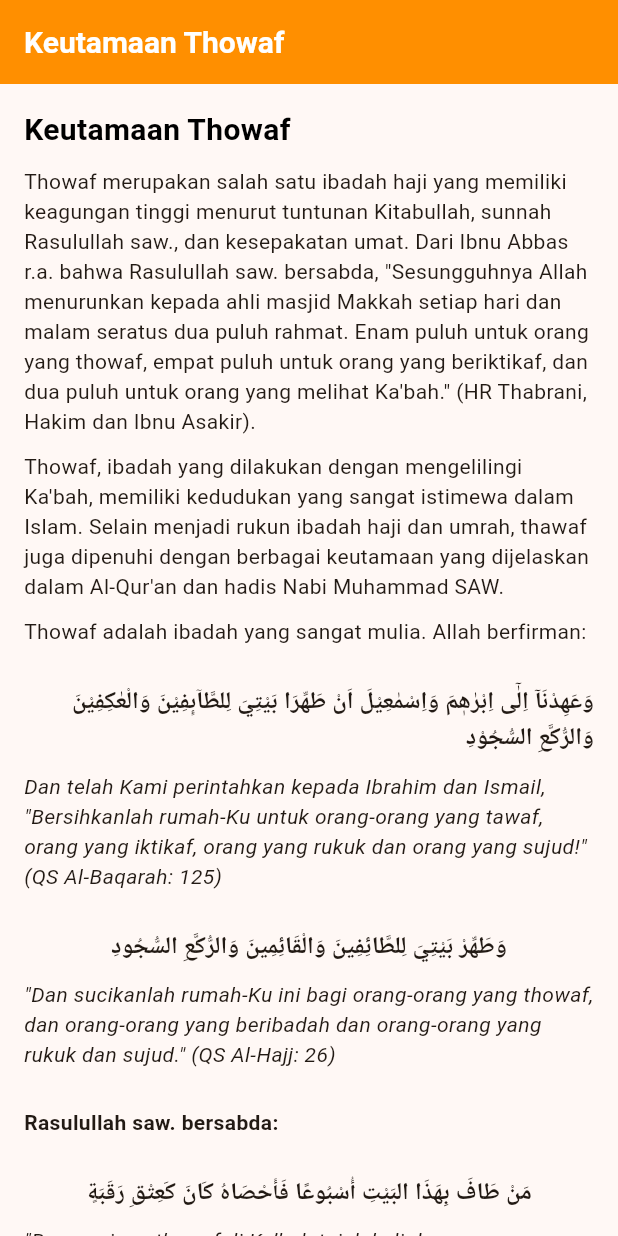
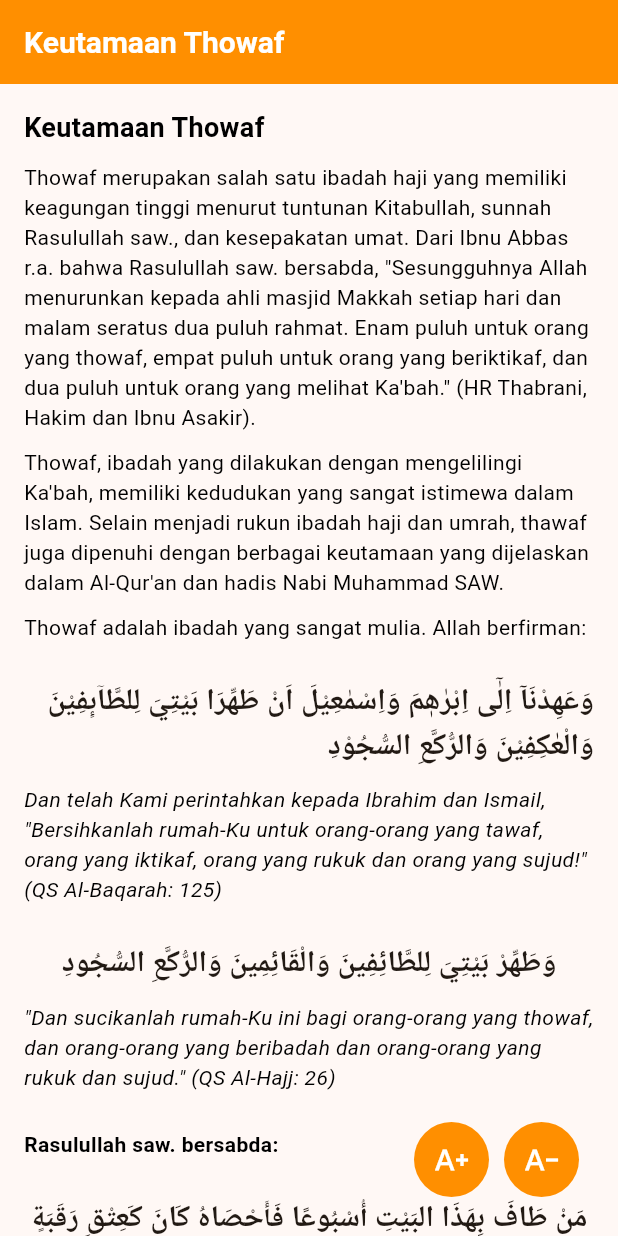
Before and after one commit to fikriymnn/ibadahku_mobile, a Flutter app: the KeutamaanThowaf screen opened directly, on a phone screen of 412 x 824 dp. Run offline on Flutter 3.47's test engine with Material 3 defaults, Android fonts, the phone set to English and light mode, and no system bars; our stand-ins replace another_flutter_splash_screen, device_info_plus, dio, flutter_local_notifications, flutter_svg, font_awesome_flutter and 7 more; missing offline and left inert: bulleted_list, dart:ffi, flutter_background_service, flutter_qiblah; accounts and stored records are empty.

Commit message:
add button change size text

```diff
--- a/lib/screens/home/fiqihUmroh/thowaf/keutamaanThowaf.dart
+++ b/lib/screens/home/fiqihUmroh/thowaf/keutamaanThowaf.dart
@@ -1,10 +1,13 @@
 import 'package:flutter/material.dart';
+import 'package:ibadahku_mobile/functions/upDownSize.dart';
+import 'package:ibadahku_mobile/widgets/buttonChangeSizeTextWidget.dart';
 
 import '../../../../constants/colors.dart';
 import '../../../../widgets/textWidgets.dart';
 
 class KeutamaanThowaf extends StatelessWidget {
-  const KeutamaanThowaf({super.key});
+  final ValueNotifier<upDownSize> upDownNotifier = ValueNotifier(upDownSize());
+  KeutamaanThowaf({super.key});
 
   @override
   Widget build(BuildContext context) {
@@ -33,19 +36,29 @@ class KeutamaanThowaf extends StatelessWidget {
               )),
         ], */
       ),
+      floatingActionButton: ButtonChangeSizeTextWidget(UppSize: () {
+        upDownNotifier.value.upSize();
+        upDownNotifier.notifyListeners();
+      }, DownSize: () {
+        upDownNotifier.value.downSize();
+        upDownNotifier.notifyListeners();
+      }),
       body: SizedBox(
         width: MediaQuery.of(context).size.width,
         height: MediaQuery.of(context).size.height,
-        child: const SingleChildScrollView(
+        child: SingleChildScrollView(
           child: Padding(
             padding: EdgeInsets.all(16.0),
-            child: Column(
+            child: ValueListenableBuilder(
+                valueListenable: upDownNotifier,
+                builder: (context, upDown, child) {
+                  return Column(
                     crossAxisAlignment: CrossAxisAlignment.start,
                     children: [
                       Text(
                         "Keutamaan Thowaf",
                         style: TextStyle(
-                    fontSize: 20,
+                          fontSize: upDown.sizeTitle,
                           color: blackColor,
                           fontWeight: FontWeight.bold,
                         ),
@@ -54,24 +67,41 @@ class KeutamaanThowaf extends StatelessWidget {
                         height: 10,
                       ),
                       Text(
-                    "Thowaf merupakan salah satu ibadah haji yang memiliki keagungan tinggi menurut tuntunan Kitabullah, sunnah Rasulullah saw., dan kesepakatan umat. Dari Ibnu Abbas r.a. bahwa Rasulullah saw. bersabda, \u0022Sesungguhnya Allah menurunkan kepada ahli masjid Makkah setiap hari dan malam seratus dua puluh rahmat. Enam puluh untuk orang yang thowaf, empat puluh untuk orang yang beriktikaf, dan dua puluh untuk orang yang melihat Ka'bah.\u0022 (HR Thabrani, Hakim dan Ibnu Asakir)."),
+                        "Thowaf merupakan salah satu ibadah haji yang memiliki keagungan tinggi menurut tuntunan Kitabullah, sunnah Rasulullah saw., dan kesepakatan umat. Dari Ibnu Abbas r.a. bahwa Rasulullah saw. bersabda, \u0022Sesungguhnya Allah menurunkan kepada ahli masjid Makkah setiap hari dan malam seratus dua puluh rahmat. Enam puluh untuk orang yang thowaf, empat puluh untuk orang yang beriktikaf, dan dua puluh untuk orang yang melihat Ka'bah.\u0022 (HR Thabrani, Hakim dan Ibnu Asakir).",
+                        style: TextStyle(
+                          fontSize: upDown.sizeText,
+                          color: blackColor,
+                        ),
+                      ),
                       SizedBox(
                         height: 10,
                       ),
                       Text(
-                    "Thowaf, ibadah yang dilakukan dengan mengelilingi Ka'bah, memiliki kedudukan yang sangat istimewa dalam Islam. Selain menjadi rukun ibadah haji dan umrah, thawaf juga dipenuhi dengan berbagai keutamaan yang dijelaskan dalam Al-Qur'an dan hadis Nabi Muhammad SAW."),
+                        "Thowaf, ibadah yang dilakukan dengan mengelilingi Ka'bah, memiliki kedudukan yang sangat istimewa dalam Islam. Selain menjadi rukun ibadah haji dan umrah, thawaf juga dipenuhi dengan berbagai keutamaan yang dijelaskan dalam Al-Qur'an dan hadis Nabi Muhammad SAW.",
+                        style: TextStyle(
+                          fontSize: upDown.sizeText,
+                          color: blackColor,
+                        ),
+                      ),
                       SizedBox(
                         height: 10,
                       ),
                       Text(
-                    "Thowaf adalah ibadah yang sangat mulia. Allah berfirman:"),
+                        "Thowaf adalah ibadah yang sangat mulia. Allah berfirman:",
+                        style: TextStyle(
+                          fontSize: upDown.sizeText,
+                          color: blackColor,
+                        ),
+                      ),
                       SizedBox(
                         height: 25,
                       ),
                       Text(
                         textAlign: TextAlign.right,
                         "وَعَهِدْنَآ اِلٰٓى اِبْرٰهٖمَ وَاِسْمٰعِيْلَ اَنْ طَهِّرَا بَيْتِيَ لِلطَّاۤىِٕفِيْنَ وَالْعٰكِفِيْنَ وَالرُّكَّعِ السُّجُوْدِ",
-                  style: TextStyle(fontSize: 16, fontWeight: FontWeight.bold),
+                        style: TextStyle(
+                            fontSize: upDown.sizeArabic,
+                            fontWeight: FontWeight.bold),
                       ),
                       SizedBox(
                         height: 10,
@@ -80,6 +110,8 @@ class KeutamaanThowaf extends StatelessWidget {
                         "Dan telah Kami perintahkan kepada Ibrahim dan Ismail, \u0022Bersihkanlah rumah-Ku untuk orang-orang yang tawaf, orang yang iktikaf, orang yang rukuk dan orang yang sujud!\u0022 (QS Al-Baqarah: 125)",
                         style: TextStyle(
                           fontStyle: FontStyle.italic,
+                          color: blackColor,
+                          fontSize: upDown.sizeText,
                         ),
                       ),
                       SizedBox(
@@ -87,8 +119,11 @@ class KeutamaanThowaf extends StatelessWidget {
                       ),
                       Center(
                         child: Text(
+                          textAlign: TextAlign.right,
                           "وَطَهِّرْ بَيْتِيَ لِلطَّائِفِينَ وَالْقَائِمِينَ وَالرُّكَّعِ السُّجُودِ",
-                    style: TextStyle(fontSize: 16, fontWeight: FontWeight.bold),
+                          style: TextStyle(
+                              fontSize: upDown.sizeArabic,
+                              fontWeight: FontWeight.bold),
                         ),
                       ),
                       SizedBox(
@@ -98,6 +133,8 @@ class KeutamaanThowaf extends StatelessWidget {
                         "\u0022Dan sucikanlah rumah-Ku ini bagi orang-orang yang thowaf, dan orang-orang yang beribadah dan orang-orang yang rukuk dan sujud.\u0022 (QS Al-Hajj: 26)",
                         style: TextStyle(
                           fontStyle: FontStyle.italic,
+                          color: blackColor,
+                          fontSize: upDown.sizeText,
                         ),
                       ),
                       SizedBox(
@@ -107,6 +144,8 @@ class KeutamaanThowaf extends StatelessWidget {
                         "Rasulullah saw. bersabda:",
                         style: TextStyle(
                           fontWeight: FontWeight.w600,
+                          color: blackColor,
+                          fontSize: upDown.sizeText,
                         ),
                       ),
                       SizedBox(
@@ -114,8 +153,11 @@ class KeutamaanThowaf extends StatelessWidget {
                       ),
                       Center(
                         child: Text(
+                          textAlign: TextAlign.right,
                           "مَنْ طَافَ بِهَذَا البَيْتِ أُسْبُوعًا فَأَحْصَاهُ كَانَ كَعِتْقِ رَقَبَةٍ",
-                    style: TextStyle(fontSize: 16, fontWeight: FontWeight.bold),
+                          style: TextStyle(
+                              fontSize: upDown.sizeArabic,
+                              fontWeight: FontWeight.bold),
                         ),
                       ),
                       SizedBox(
@@ -125,23 +167,36 @@ class KeutamaanThowaf extends StatelessWidget {
                         "\u0022Barangsiapa thawaf di Ka’bah tujuh kali dan menyempurnakannya (memperhatikan syarat dan adabnya) ,maka pahalanya adalah seperti membebaskan budak.\u0022 (HR. Tirmidzi No.959. Dishahihkan oleh al-Albani)",
                         style: TextStyle(
                           fontStyle: FontStyle.italic,
+                          color: blackColor,
+                          fontSize: upDown.sizeText,
                         ),
                       ),
                       SizedBox(
                         height: 25,
                       ),
                       Text(
-                    "Thowaf adalah ibadah yang hanya dilakukan di Ka'bah saja, tidak ada thowaf selain di Ka'bah. Adapun thowaf yang dilakukan oleh sebagian orang seperti thowaf terhadap kuburan orang sholeh, atau terhadap batu yang lain, maka itu adalah bid'ah yang sangat mungkar. Karena ini adalah bentuk menyaingi rumah Allah."),
+                        "Thowaf adalah ibadah yang hanya dilakukan di Ka'bah saja, tidak ada thowaf selain di Ka'bah. Adapun thowaf yang dilakukan oleh sebagian orang seperti thowaf terhadap kuburan orang sholeh, atau terhadap batu yang lain, maka itu adalah bid'ah yang sangat mungkar. Karena ini adalah bentuk menyaingi rumah Allah.",
+                        style: TextStyle(
+                          fontSize: upDown.sizeText,
+                          color: blackColor,
+                        ),
+                      ),
                       SizedBox(
                         height: 10,
                       ),
                       Text(
-                    "Bahkan jika seseorang melakukan thowaf dalam rangka mendekatkan diri kepada penghuni kubur maka ini adalah bentuk kesyirikan dan kekufuran kepada Allah."),
+                        "Bahkan jika seseorang melakukan thowaf dalam rangka mendekatkan diri kepada penghuni kubur maka ini adalah bentuk kesyirikan dan kekufuran kepada Allah.",
+                        style: TextStyle(
+                          fontSize: upDown.sizeText,
+                          color: blackColor,
+                        ),
+                      ),
                       SizedBox(
                         height: 25,
                       ),
                     ],
-            ),
+                  );
+                }),
           ),
         ),
       ),
```
Lines whose indentation alone changed are shown as unchanged.
